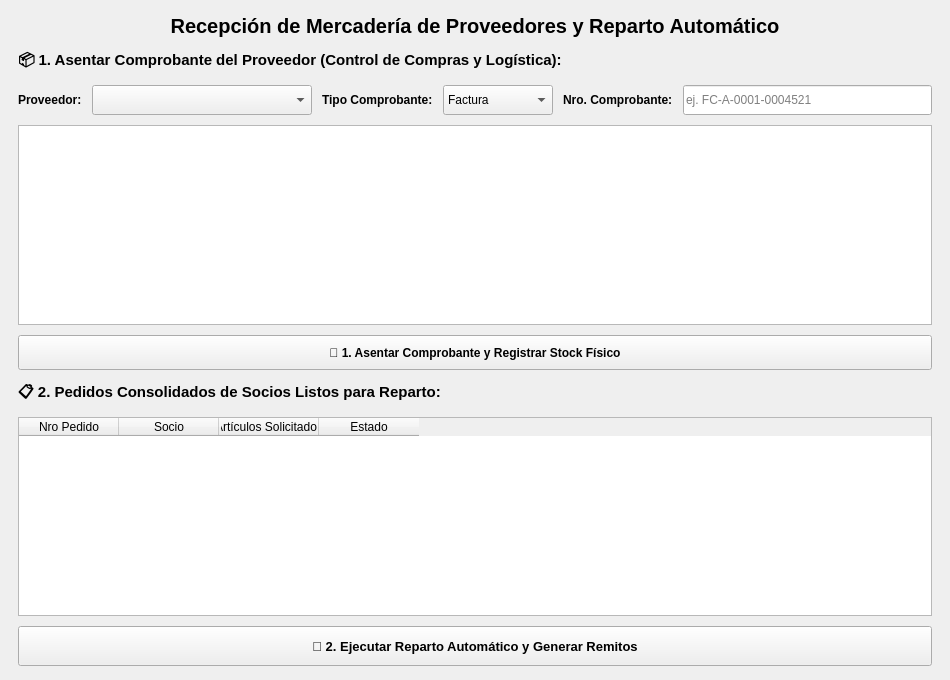
Above: src/views/reparto_automatico.ui from benitezluciano/rosario-compras-sistema before the change. Below: the same form after it.
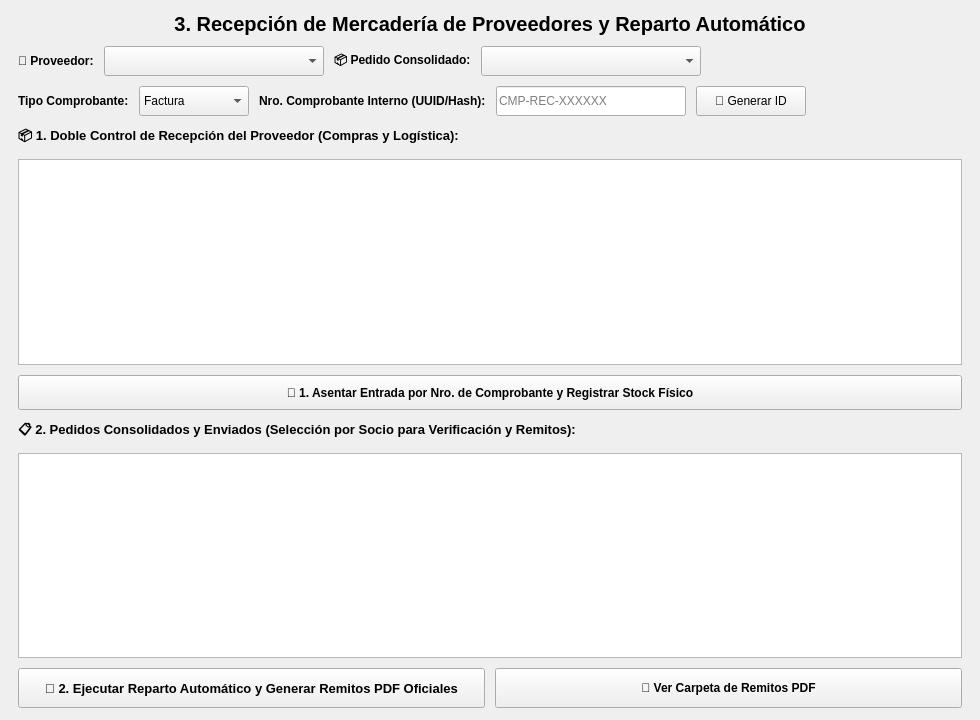
That is the form after the change.

Diff of the .ui file:
```diff
--- a/src/views/reparto_automatico.ui
+++ b/src/views/reparto_automatico.ui
@@ -6,8 +6,8 @@
    <rect>
     <x>0</x>
     <y>0</y>
-    <width>950</width>
-    <height>680</height>
+    <width>980</width>
+    <height>720</height>
    </rect>
   </property>
   <property name="windowTitle">
@@ -21,13 +21,13 @@
     <number>18</number>
    </property>
    <property name="topMargin">
-    <number>14</number>
+    <number>12</number>
    </property>
    <property name="rightMargin">
     <number>18</number>
    </property>
    <property name="bottomMargin">
-    <number>14</number>
+    <number>12</number>
    </property>
    <item>
     <widget class="QLabel" name="lbl_titulo">
@@ -39,7 +39,7 @@
       </font>
      </property>
      <property name="text">
-      <string>Recepción de Mercadería de Proveedores y Reparto Automático</string>
+      <string>3. Recepción de Mercadería de Proveedores y Reparto Automático</string>
      </property>
      <property name="alignment">
       <set>Qt::AlignCenter</set>
@@ -47,21 +47,7 @@
     </widget>
    </item>
    <item>
-    <widget class="QLabel" name="lbl_sec1">
-     <property name="font">
-      <font>
-       <family>Arial</family>
-       <pointsize>11</pointsize>
-       <bold>true</bold>
-      </font>
-     </property>
-     <property name="text">
-      <string>📦 1. Asentar Comprobante del Proveedor (Control de Compras y Logística):</string>
-     </property>
-    </widget>
-   </item>
-   <item>
-    <layout class="QHBoxLayout" name="layout_comprobante_header">
+    <layout class="QHBoxLayout" name="layout_filtros_recepcion">
      <property name="spacing">
       <number>10</number>
      </property>
@@ -75,7 +61,7 @@
         </font>
        </property>
        <property name="text">
-        <string>Proveedor:</string>
+        <string>🏢 Proveedor:</string>
        </property>
       </widget>
      </item>
@@ -90,6 +76,50 @@
       </widget>
      </item>
      <item>
+      <widget class="QLabel" name="lbl_nro_pedido_cons">
+       <property name="font">
+        <font>
+         <family>Arial</family>
+         <pointsize>9</pointsize>
+         <bold>true</bold>
+        </font>
+       </property>
+       <property name="text">
+        <string>📦 Pedido Consolidado:</string>
+       </property>
+      </widget>
+     </item>
+     <item>
+      <widget class="QComboBox" name="cmb_pedido_consolidado">
+       <property name="minimumSize">
+        <size>
+         <width>220</width>
+         <height>30</height>
+        </size>
+       </property>
+      </widget>
+     </item>
+     <item>
+      <spacer name="horizontalSpacerHeader">
+       <property name="orientation">
+        <enum>Qt::Horizontal</enum>
+       </property>
+       <property name="sizeHint" stdset="0">
+        <size>
+         <width>40</width>
+         <height>20</height>
+        </size>
+       </property>
+      </spacer>
+     </item>
+    </layout>
+   </item>
+   <item>
+    <layout class="QHBoxLayout" name="layout_comprobante_header">
+     <property name="spacing">
+      <number>10</number>
+     </property>
+     <item>
       <widget class="QLabel" name="lbl_tipo">
        <property name="font">
         <font>
@@ -138,7 +168,7 @@
         </font>
        </property>
        <property name="text">
-        <string>Nro. Comprobante:</string>
+        <string>Nro. Comprobante Interno (UUID/Hash):</string>
        </property>
       </widget>
      </item>
@@ -146,19 +176,66 @@
       <widget class="QLineEdit" name="txt_nro_comprobante">
        <property name="minimumSize">
         <size>
-         <width>160</width>
+         <width>190</width>
          <height>30</height>
         </size>
        </property>
+       <property name="readOnly">
+        <bool>true</bool>
+       </property>
        <property name="placeholderText">
-        <string>ej. FC-A-0001-0004521</string>
+        <string>CMP-REC-XXXXXX</string>
        </property>
       </widget>
      </item>
+     <item>
+      <widget class="QPushButton" name="btn_nuevo_comprobante">
+       <property name="minimumSize">
+        <size>
+         <width>110</width>
+         <height>30</height>
+        </size>
+       </property>
+       <property name="text">
+        <string>🎲 Generar ID</string>
+       </property>
+      </widget>
+     </item>
+     <item>
+      <spacer name="horizontalSpacerComp">
+       <property name="orientation">
+        <enum>Qt::Horizontal</enum>
+       </property>
+       <property name="sizeHint" stdset="0">
+        <size>
+         <width>40</width>
+         <height>20</height>
+        </size>
+       </property>
+      </spacer>
+     </item>
     </layout>
    </item>
    <item>
-    <widget class="QTableWidget" name="tabla_recepcion"/>
+    <widget class="QLabel" name="lbl_sec1">
+     <property name="font">
+      <font>
+       <family>Arial</family>
+       <pointsize>10</pointsize>
+       <bold>true</bold>
+      </font>
+     </property>
+     <property name="text">
+      <string>📦 1. Doble Control de Recepción del Proveedor (Compras y Logística):</string>
+     </property>
+    </widget>
+   </item>
+   <item>
+    <widget class="QTableWidget" name="tabla_recepcion">
+     <property name="alternatingRowColors">
+      <bool>true</bool>
+     </property>
+    </widget>
    </item>
    <item>
     <widget class="QPushButton" name="btn_guardar_comprobante">
@@ -176,7 +253,7 @@
       </font>
      </property>
      <property name="text">
-      <string>💾 1. Asentar Comprobante y Registrar Stock Físico</string>
+      <string>💾 1. Asentar Entrada por Nro. de Comprobante y Registrar Stock Físico</string>
      </property>
     </widget>
    </item>
@@ -185,61 +262,71 @@
      <property name="font">
       <font>
        <family>Arial</family>
-       <pointsize>11</pointsize>
+       <pointsize>10</pointsize>
        <bold>true</bold>
       </font>
      </property>
      <property name="text">
-      <string>📋 2. Pedidos Consolidados de Socios Listos para Reparto:</string>
+      <string>📋 2. Pedidos Consolidados y Enviados (Selección por Socio para Verificación y Remitos):</string>
      </property>
     </widget>
    </item>
    <item>
     <widget class="QTableWidget" name="tabla_pedidos">
-     <property name="columnCount">
-      <number>4</number>
+     <property name="alternatingRowColors">
+      <bool>true</bool>
      </property>
-     <column>
-      <property name="text">
-       <string>Nro Pedido</string>
-      </property>
-     </column>
-     <column>
-      <property name="text">
-       <string>Socio</string>
-      </property>
-     </column>
-     <column>
-      <property name="text">
-       <string>Artículos Solicitados</string>
-      </property>
-     </column>
-     <column>
-      <property name="text">
-       <string>Estado</string>
-      </property>
-     </column>
+     <property name="selectionBehavior">
+      <enum>QAbstractItemView::SelectRows</enum>
+     </property>
     </widget>
    </item>
    <item>
-    <widget class="QPushButton" name="btn_ejecutar">
-     <property name="minimumSize">
-      <size>
-       <width>0</width>
-       <height>40</height>
-      </size>
+    <layout class="QHBoxLayout" name="layout_botones_finales">
+     <property name="spacing">
+      <number>10</number>
      </property>
-     <property name="font">
-      <font>
-       <family>Arial</family>
-       <pointsize>10</pointsize>
-       <bold>true</bold>
-      </font>
-     </property>
-     <property name="text">
-      <string>🚚 2. Ejecutar Reparto Automático y Generar Remitos</string>
-     </property>
-    </widget>
+     <item>
+      <widget class="QPushButton" name="btn_ejecutar">
+       <property name="minimumSize">
+        <size>
+         <width>0</width>
+         <height>40</height>
+        </size>
+       </property>
+       <property name="font">
+        <font>
+         <family>Arial</family>
+         <pointsize>10</pointsize>
+         <bold>true</bold>
+        </font>
+       </property>
+       <property name="text">
+        <string>🚚 2. Ejecutar Reparto Automático y Generar Remitos PDF Oficiales</string>
+       </property>
+      </widget>
+     </item>
+     <item>
+      <widget class="QPushButton" name="btn_abrir_remitos">
+       <property name="minimumSize">
+        <size>
+         <width>220</width>
+         <height>40</height>
+        </size>
+       </property>
+       <property name="font">
+        <font>
+         <family>Arial</family>
+         <pointsize>9</pointsize>
+         <bold>true</bold>
+        </font>
+       </property>
+       <property name="text">
+        <string>📂 Ver Carpeta de Remitos PDF</string>
+       </property>
+      </widget>
+     </item>
+    </layout>
    </item>
   </layout>
  </widget>
```
